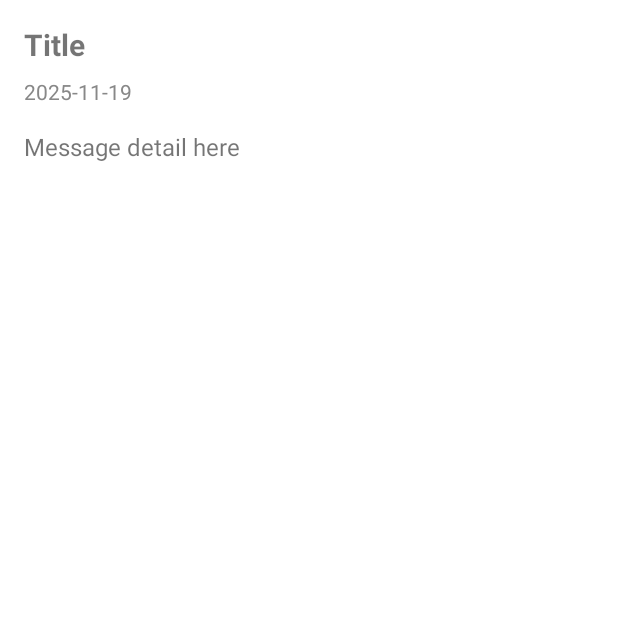
After one commit to Haikalimanf/WeGot, an Android app: the NotificationDetailActivity screen opened directly, with no data from a screen before it, on a phone screen of 412 x 824 dp, the top half of it. The commit adds this screen. Run offline under Robolectric (Android 15) with nearby library versions, the phone set to English and light mode, and no system bars.

Commit message:
Push Notification

```diff
--- /dev/null
+++ b/app/src/main/java/com/codelabs/wegot/ui/notifications/NotificationDetailActivity.kt
@@ -0,0 +1,32 @@
+package com.codelabs.wegot.ui.notifications
+
+import android.os.Bundle
+import androidx.activity.enableEdgeToEdge
+import androidx.appcompat.app.AppCompatActivity
+import androidx.core.view.ViewCompat
+import androidx.core.view.WindowInsetsCompat
+import com.codelabs.wegot.R
+import com.codelabs.wegot.databinding.ActivityNotificationDetailBinding
+import com.codelabs.wegot.model.remote.response.notification.NotificationItem
+
+class NotificationDetailActivity : AppCompatActivity() {
+
+    private lateinit var binding: ActivityNotificationDetailBinding
+
+    override fun onCreate(savedInstanceState: Bundle?) {
+        super.onCreate(savedInstanceState)
+        binding = ActivityNotificationDetailBinding.inflate(layoutInflater)
+        setContentView(binding.root)
+
+        val notif = intent.getParcelableExtra<NotificationItem>("notif_data")
+        if (notif != null) {
+            setupUI(notif)
+        }
+    }
+
+    private fun setupUI(notif: NotificationItem) {
+        binding.tvTitle.text = notif.title
+        binding.tvMessage.text = notif.message
+        binding.tvDate.text = notif.createdAt.replace("T", " ").substring(0, 16)
+    }
+}
--- /dev/null
+++ b/app/src/main/res/layout/activity_notification_detail.xml
@@ -0,0 +1,38 @@
+<?xml version="1.0" encoding="utf-8"?>
+<ScrollView xmlns:android="http://schemas.android.com/apk/res/android"
+    android:layout_width="match_parent"
+    android:layout_height="match_parent"
+    android:padding="@dimen/dimen_padding_16">
+
+    <LinearLayout
+        android:layout_width="match_parent"
+        android:layout_height="wrap_content"
+        android:orientation="vertical">
+
+        <TextView
+            android:id="@+id/tvTitle"
+            android:layout_width="wrap_content"
+            android:layout_height="wrap_content"
+            android:text="Title"
+            android:textSize="20sp"
+            android:textStyle="bold"
+            android:paddingBottom="8dp"/>
+
+        <TextView
+            android:id="@+id/tvDate"
+            android:layout_width="wrap_content"
+            android:layout_height="wrap_content"
+            android:text="2025-11-19"
+            android:textColor="#888888"
+            android:paddingBottom="16dp"/>
+
+        <TextView
+            android:id="@+id/tvMessage"
+            android:layout_width="match_parent"
+            android:layout_height="wrap_content"
+            android:text="Message detail here"
+            android:textSize="16sp"/>
+
+    </LinearLayout>
+
+</ScrollView>
```
Also changed, not shown: app/src/main/AndroidManifest.xml (+7 -6 lines), app/src/main/java/com/codelabs/wegot/model/remote/network/MainApiService.kt (+12 -0 lines), app/src/main/java/com/codelabs/wegot/model/remote/response/RemoteDataSource.kt (+9 -0 lines), app/src/main/java/com/codelabs/wegot/model/remote/response/notification/NotificationResponse.kt (added, +26 -0 lines), app/src/main/java/com/codelabs/wegot/repository/NotificationRepository.kt (added, +20 -0 lines), app/src/main/java/com/codelabs/wegot/ui/notifications/NotificationViewModel.kt (added, +73 -0 lines), app/src/main/java/com/codelabs/wegot/ui/notifications/NotificationsActivity.kt (+105 -46 lines), app/src/main/java/com/codelabs/wegot/ui/pencatatan_history/PencatatanHistoryFragment.kt (+5 -3 lines).
